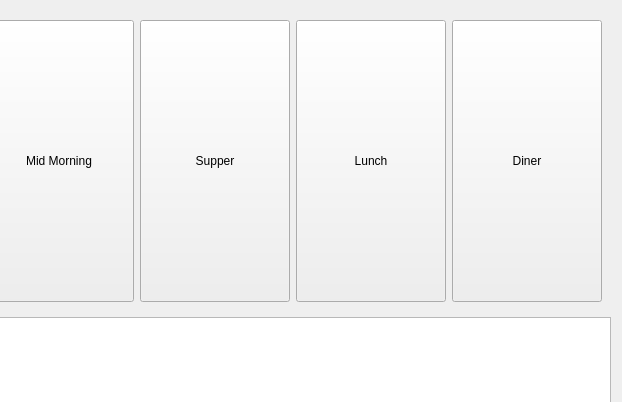
Qt form penyamanager/admin/adminreservationswindow.ui (eguzki/penyamanager) before a commit; both pictures show x 402 to 1024 and y 0 to 402 of the 1024 by 768 pixel window.
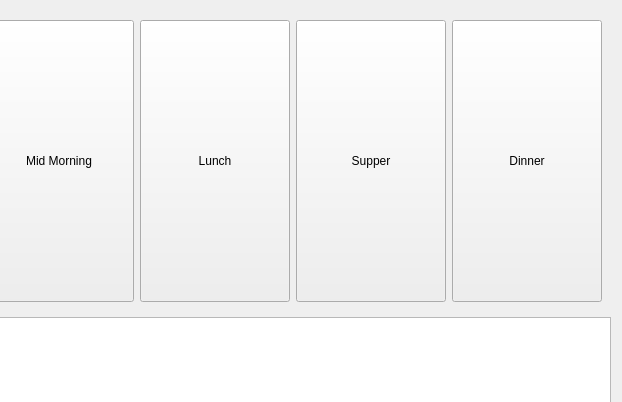
The same form after that commit.

```diff
--- a/penyamanager/admin/adminreservationswindow.ui
+++ b/penyamanager/admin/adminreservationswindow.ui
@@ -91,28 +91,6 @@
         </attribute>
        </widget>
       </item>
-      <item>
-       <widget class="QPushButton" name="supperButton">
-        <property name="sizePolicy">
-         <sizepolicy hsizetype="Minimum" vsizetype="Expanding">
-          <horstretch>0</horstretch>
-          <verstretch>0</verstretch>
-         </sizepolicy>
-        </property>
-        <property name="minimumSize">
-         <size>
-          <width>150</width>
-          <height>0</height>
-         </size>
-        </property>
-        <property name="text">
-         <string>Supper</string>
-        </property>
-        <attribute name="buttonGroup">
-         <string notr="true">reservationTypeButtonGroup</string>
-        </attribute>
-       </widget>
-      </item>
       <item>
        <widget class="QPushButton" name="lunchButton">
         <property name="sizePolicy">
@@ -141,6 +119,28 @@
         </attribute>
        </widget>
       </item>
+      <item>
+       <widget class="QPushButton" name="supperButton">
+        <property name="sizePolicy">
+         <sizepolicy hsizetype="Minimum" vsizetype="Expanding">
+          <horstretch>0</horstretch>
+          <verstretch>0</verstretch>
+         </sizepolicy>
+        </property>
+        <property name="minimumSize">
+         <size>
+          <width>150</width>
+          <height>0</height>
+         </size>
+        </property>
+        <property name="text">
+         <string>Supper</string>
+        </property>
+        <attribute name="buttonGroup">
+         <string notr="true">reservationTypeButtonGroup</string>
+        </attribute>
+       </widget>
+      </item>
       <item>
        <widget class="QPushButton" name="dinnerButton">
         <property name="sizePolicy">
@@ -162,7 +162,7 @@
          </size>
         </property>
         <property name="text">
-         <string>Diner</string>
+         <string>Dinner</string>
         </property>
         <attribute name="buttonGroup">
          <string notr="true">reservationTypeButtonGroup</string>
```
